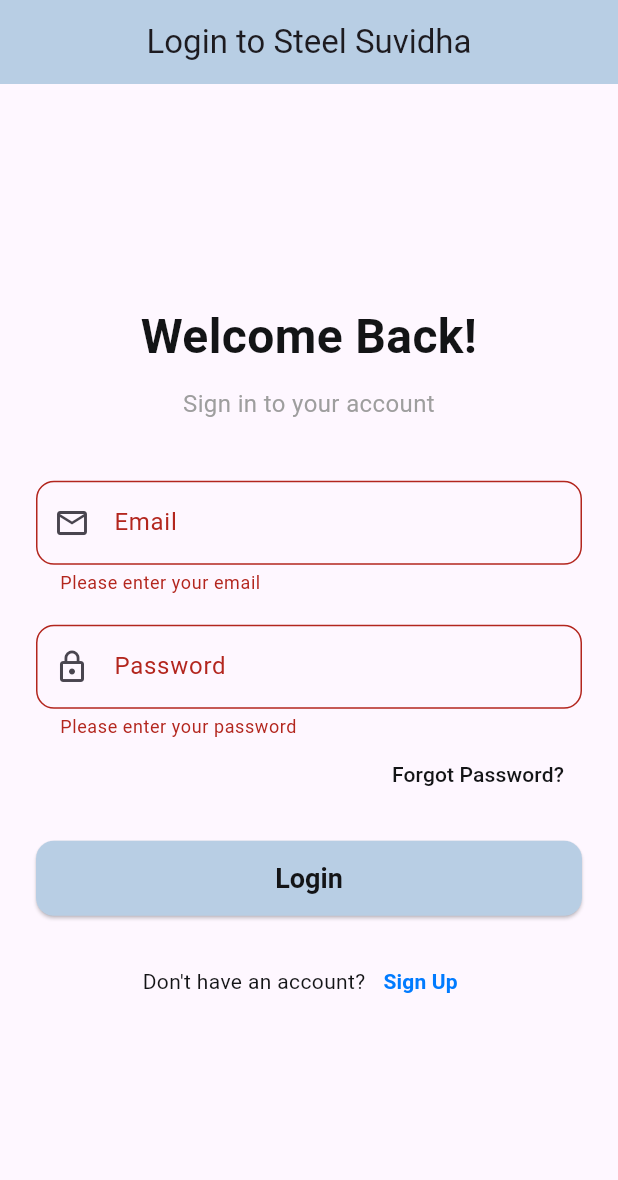
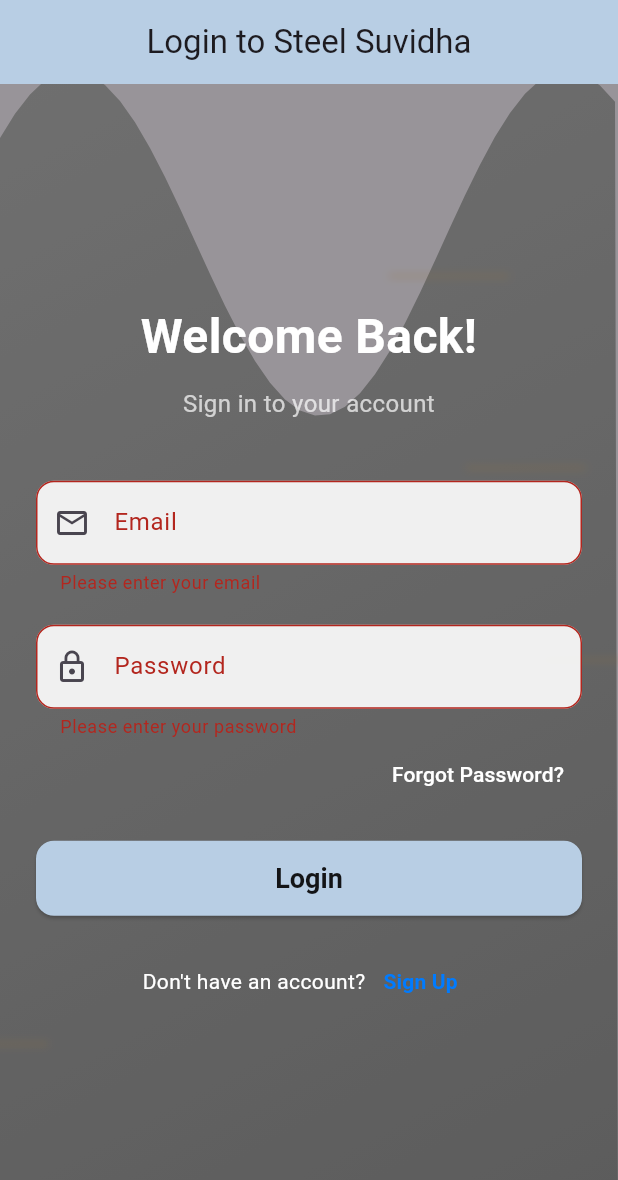
Before and after one commit to CoderGuru74/steel_suvidha_app, a Flutter app: the screen it shows after launch, after a tap on "Login", on a phone screen of 412 x 824 dp. Shown: the top 1180 px of the screen. Run offline on Flutter 3.47's test engine with Material 3 defaults, Android fonts, the phone set to English and light mode, and no system bars; our stand-ins replace flutter_animate, flutter_svg, google_fonts.

Commit message:
Refactor login screen background to use custom painter animation for steel theme

```diff
--- a/lib/screens/login_screen.dart
+++ b/lib/screens/login_screen.dart
@@ -1,5 +1,7 @@
 import 'package:flutter/material.dart';
-import 'package:figma_app/screens/home_screen.dart'; // Navigate to the universal HomeScreen
+import 'package:flutter_animate/flutter_animate.dart';
+import 'package:figma_app/screens/home_screen.dart';
+import 'package:figma_app/widgets/animated_background_painter.dart'; // Import your new painter
 
 class LoginScreen extends StatefulWidget {
   const LoginScreen({super.key});
@@ -8,26 +10,33 @@
   State<LoginScreen> createState() => _LoginScreenState();
 }
 
-class _LoginScreenState extends State<LoginScreen> {
+class _LoginScreenState extends State<LoginScreen> with SingleTickerProviderStateMixin {
   final TextEditingController _emailController = TextEditingController();
   final TextEditingController _passwordController = TextEditingController();
-  final _formKey = GlobalKey<FormState>(); // Key for form validation
+  final _formKey = GlobalKey<FormState>();
+
+  // AnimationController for the background painter
+  late AnimationController _animationController;
+
+  @override
+  void initState() {
+    super.initState();
+    _animationController = AnimationController(
+      vsync: this, // Use `this` for the TickerProvider
+      duration: const Duration(seconds: 15), // Duration for one loop of animation
+    )..repeat(); // Make the animation loop indefinitely
+  }
 
   @override
   void dispose() {
     _emailController.dispose();
     _passwordController.dispose();
+    _animationController.dispose(); // Dispose the controller
     super.dispose();
   }
 
   void _login() {
     if (_formKey.currentState!.validate()) {
-      // In a real app:
-      // 1. Authenticate user with _emailController.text and _passwordController.text
-      // 2. If successful, navigate to HomeScreen
-      // 3. Handle errors (e.g., wrong credentials)
-
-      // For simulation, just navigate to HomeScreen
       Navigator.pushReplacement(
         context,
         MaterialPageRoute(builder: (context) => const HomeScreen()),
@@ -41,9 +50,24 @@
       appBar: AppBar(
         title: const Text('Login to Steel Suvidha'),
         backgroundColor: const Color(0xFFB8CEE4),
-        centerTitle: true, // Center the title
+        centerTitle: true,
       ),
-      body: Center(
+      body: Stack(
+        children: [
+          // Custom Animated Background
+          Positioned.fill(
+            child: CustomPaint(
+              painter: AnimatedBackgroundPainter(_animationController), // Pass the animation controller
+            ),
+          ),
+          // Subtle overlay for readability
+          Positioned.fill(
+            child: Container(
+              color: Colors.black.withOpacity(0.4),
+            ),
+          ),
+          // Your existing login form content
+          Center(
             child: SingleChildScrollView(
               padding: const EdgeInsets.all(24.0),
               child: Form(
@@ -51,13 +75,19 @@
                 child: Column(
                   mainAxisAlignment: MainAxisAlignment.center,
                   crossAxisAlignment: CrossAxisAlignment.stretch,
+                  children: AnimateList(
+                    interval: 100.ms,
+                    effects: const [
+                      FadeEffect(duration: Duration(milliseconds: 500)),
+                      ScaleEffect(duration: Duration(milliseconds: 500), begin: Offset(0.95, 0.95), end: Offset(1, 1)),
+                    ],
                     children: [
                       const Text(
                         'Welcome Back!',
                         style: TextStyle(
                           fontSize: 32,
                           fontWeight: FontWeight.bold,
-                    color: Color(0xFF131416),
+                          color: Colors.white,
                         ),
                         textAlign: TextAlign.center,
                       ),
@@ -66,7 +96,7 @@
                         'Sign in to your account',
                         style: TextStyle(
                           fontSize: 16,
-                    color: Colors.grey,
+                          color: Colors.white70,
                         ),
                         textAlign: TextAlign.center,
                       ),
@@ -81,6 +111,8 @@
                             borderRadius: BorderRadius.circular(12),
                           ),
                           prefixIcon: const Icon(Icons.email_outlined),
+                          filled: true,
+                          fillColor: Colors.white.withOpacity(0.9),
                         ),
                         validator: (value) {
                           if (value == null || value.isEmpty) {
@@ -103,6 +135,8 @@
                             borderRadius: BorderRadius.circular(12),
                           ),
                           prefixIcon: const Icon(Icons.lock_outline),
+                          filled: true,
+                          fillColor: Colors.white.withOpacity(0.9),
                         ),
                         validator: (value) {
                           if (value == null || value.isEmpty) {
@@ -122,7 +156,7 @@
                           },
                           child: const Text(
                             'Forgot Password?',
-                      style: TextStyle(color: Color(0xFF131416)),
+                            style: TextStyle(color: Colors.white),
                           ),
                         ),
                       ),
@@ -149,7 +183,7 @@
                         children: [
                           const Text(
                             "Don't have an account?",
-                      style: TextStyle(color: Color(0xFF131416)),
+                            style: TextStyle(color: Colors.white),
                           ),
                           TextButton(
                             onPressed: () {
@@ -158,7 +192,7 @@
                             child: const Text(
                               'Sign Up',
                               style: TextStyle(
-                          color: Color(0xFF007BFF), // A standard link color
+                                color: Color(0xFF007BFF),
                                 fontWeight: FontWeight.bold,
                               ),
                             ),
@@ -170,6 +204,9 @@
                 ),
               ),
             ),
+          ),
+        ],
+      ),
     );
   }
 }
--- /dev/null
+++ b/lib/widgets/animated_background_painter.dart
@@ -0,0 +1,102 @@
+import 'package:flutter/material.dart';
+import 'dart:math' as math; // For sine/cosine functions
+
+class AnimatedBackgroundPainter extends CustomPainter {
+  final Animation<double> animation; // The animation value (0.0 to 1.0)
+
+  AnimatedBackgroundPainter(this.animation) : super(repaint: animation);
+
+  @override
+  void paint(Canvas canvas, Size size) {
+    final double animationValue = animation.value;
+
+    // Base colors (can be customized for your metal theme)
+    final Color color1 = Color.lerp(
+      const Color(0xFFE0E0E0), // Light grey/steel
+      const Color(0xFFA0A0A0), // Medium grey/steel
+      animationValue,
+    )!;
+    final Color color2 = Color.lerp(
+      const Color(0xFFC0C0C0), // Another light grey
+      const Color(0xFF808080), // Darker grey
+      animationValue,
+    )!;
+    final Color accentColor = Color.lerp(
+      const Color(0xFFFFCC80), // Warm copper/orange (for subtle glow)
+      const Color(0xFFFFB74D), // Deeper orange
+      animationValue,
+    )!;
+
+    // Paint for the main waves
+    final Paint wavePaint = Paint()
+      ..style = PaintingStyle.fill
+      ..shader = LinearGradient(
+        colors: [color1, color2],
+        begin: Alignment.topLeft,
+        end: Alignment.bottomRight,
+      ).createShader(Rect.fromLTWH(0, 0, size.width, size.height));
+
+    // Paint for the accent (glowing) lines
+    final Paint accentWavePaint = Paint()
+      ..style = PaintingStyle.stroke
+      ..strokeWidth = 2.0 + (math.sin(animationValue * math.pi * 2) * 1.5) // Oscillating width
+      ..color = accentColor.withOpacity(0.8) // Semi-transparent glow
+      ..maskFilter = const MaskFilter.blur(BlurStyle.normal, 3.0); // Subtle blur for glow effect
+
+    // --- Drawing Animated Waves ---
+    final double waveHeight = size.height * 0.15;
+    final double waveLength = size.width * 0.8;
+    final double offsetX = animationValue * size.width * 0.5; // Move waves horizontally
+
+    // Wave 1
+    Path path1 = Path();
+    path1.moveTo(0, size.height * 0.3 + (math.sin(animationValue * math.pi * 2) * waveHeight * 0.2));
+    for (double i = 0; i <= size.width; i += 10) {
+      path1.lineTo(
+        i,
+        size.height * 0.3 +
+            (math.sin((i / waveLength * math.pi * 2) + animationValue * math.pi * 2) * waveHeight) - offsetX,
+      );
+    }
+    path1.lineTo(size.width, size.height);
+    path1.lineTo(0, size.height);
+    path1.close();
+    canvas.drawPath(path1, wavePaint);
+
+    // Wave 2 (offset from wave 1)
+    Path path2 = Path();
+    path2.moveTo(0, size.height * 0.6 + (math.cos(animationValue * math.pi * 2) * waveHeight * 0.2));
+    for (double i = 0; i <= size.width; i += 10) {
+      path2.lineTo(
+        i,
+        size.height * 0.6 +
+            (math.cos((i / waveLength * math.pi * 2) + animationValue * math.pi * 2) * waveHeight) + offsetX,
+      );
+    }
+    path2.lineTo(size.width, size.height);
+    path2.lineTo(0, size.height);
+    path2.close();
+    canvas.drawPath(path2, wavePaint);
+
+
+    // --- Drawing Accent Lines / Streaks ---
+    // These lines move and change opacity
+    final int numberOfStreaks = 5;
+    for (int i = 0; i < numberOfStreaks; i++) {
+      final double startY = (size.height / (numberOfStreaks + 1)) * (i + 1);
+      final double endY = startY;
+
+      // Calculate x position based on animation value for horizontal movement
+      final double animatedX = (size.width + 100) * ((animationValue + (i * 0.1)) % 1.0) - 50;
+
+      // Draw a short horizontal line
+      canvas.drawLine(Offset(animatedX, startY), Offset(animatedX + 80, endY), accentWavePaint);
+    }
+  }
+
+  @override
+  bool shouldRepaint(covariant CustomPainter oldDelegate) {
+    // Only repaint if the animation value has changed
+    return oldDelegate is AnimatedBackgroundPainter && oldDelegate.animation.value != animation.value;
+  }
+}
--- a/pubspec.yaml
+++ b/pubspec.yaml
@@ -26,10 +26,9 @@
   flutter:
     sdk: flutter
 
-  # The following adds the Cupertino Icons font to your application.
-  # Use with the CupertinoIcons class for iOS style icons.
   cupertino_icons: ^1.0.2
-  flutter_svg: ^2.0.7 # Make sure you have this for SVG icons
+  flutter_svg: ^2.0.7
+  flutter_animate: ^4.0.0 # Add this line
 
 dev_dependencies:
   flutter_test:
```
Also changed, not shown: pubspec.lock. Lines whose indentation alone changed are shown as unchanged.
